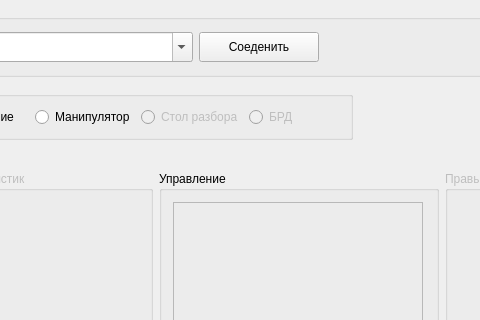
Qt form Megatron-client/client.ui (sseitov/Megatron) before a commit; both pictures show x 88 to 568 and y 0 to 320 of the 800 by 530 pixel window.
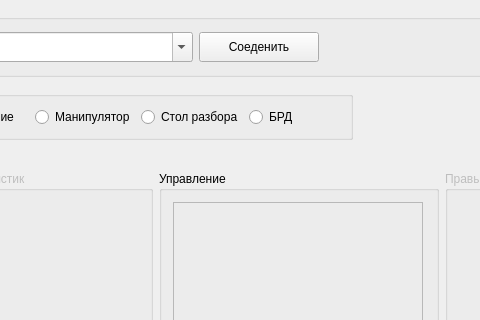
The same form after that commit. Custom widgets are drawn as their Qt base class.

```diff
--- a/Megatron-client/client.ui
+++ b/Megatron-client/client.ui
@@ -168,7 +168,7 @@
     <item>
      <widget class="QRadioButton" name="mode_3">
       <property name="enabled">
-       <bool>false</bool>
+       <bool>true</bool>
       </property>
       <property name="text">
        <string>Стол разбора</string>
@@ -178,7 +178,7 @@
     <item>
      <widget class="QRadioButton" name="mode_4">
       <property name="enabled">
-       <bool>false</bool>
+       <bool>true</bool>
       </property>
       <property name="text">
        <string>БРД</string>
@@ -187,7 +187,7 @@
     </item>
    </layout>
   </widget>
-  <widget class="QWidget" name="">
+  <widget class="QWidget" name="layoutWidget">
    <property name="geometry">
     <rect>
      <x>10</x>
```
